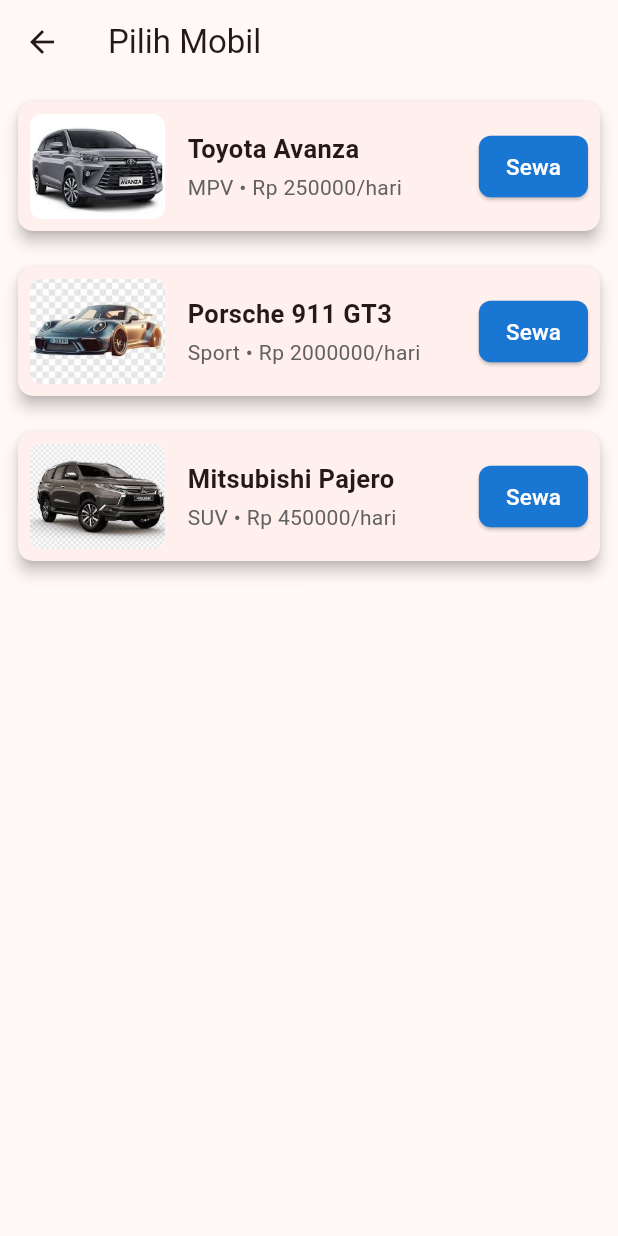
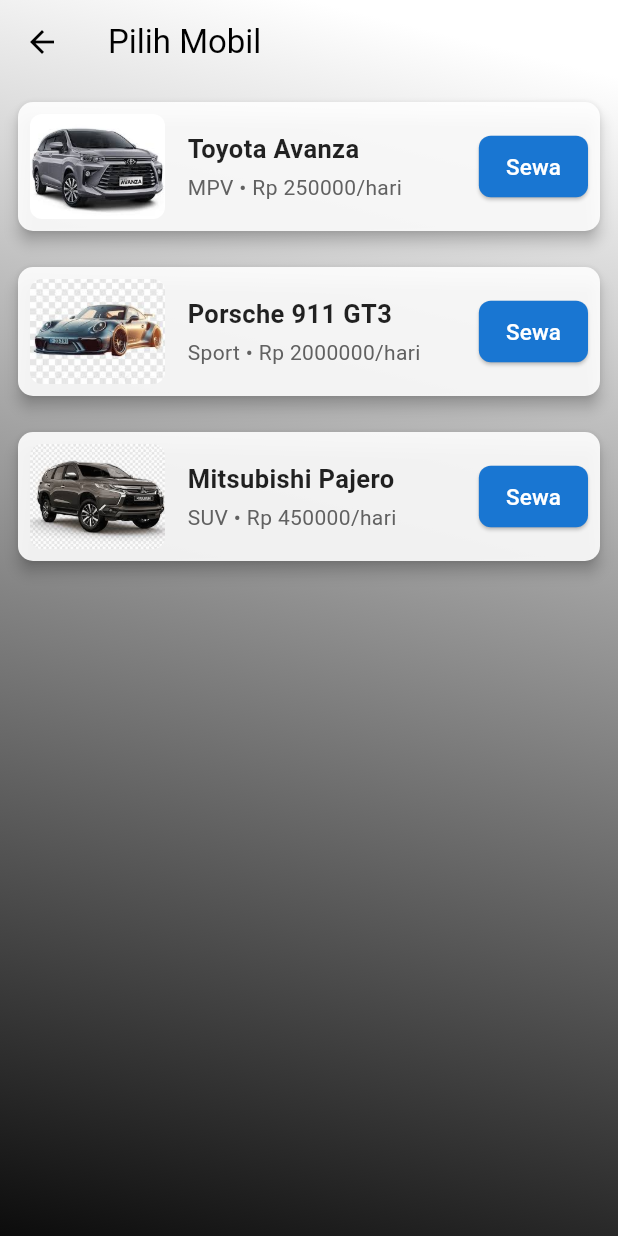
Before and after one commit to riooctavianm25/riooctavianm25-utspam_C3_B_0037., a Flutter app: the DaftarCar screen opened directly with empty values, on a phone screen of 412 x 824 dp. Run offline on Flutter 3.47's test engine with Material 3 defaults, Android fonts, the phone set to English and light mode, and no system bars; our stand-ins replace sqflite; accounts and stored records are empty.

Commit message:
update carlist

```diff
--- a/lib/page/home/car/carList_screen.dart
+++ b/lib/page/home/car/carList_screen.dart
@@ -34,10 +34,29 @@
   @override
   Widget build(BuildContext context) {
     return Scaffold(
+      // --- PENYESUAIAN APPBAR AGAR GRADIENT TERLIHAT ---
       appBar: AppBar(
-        title: const Text("Pilih Mobil"),
+        title: const Text("Pilih Mobil", style: TextStyle(color: Color.fromARGB(255, 0, 0, 0))), // Judul putih
+        backgroundColor: Colors.transparent, // Latar belakang transparan
+        elevation: 0, // Tanpa shadow
+        iconTheme: const IconThemeData(color: Color.fromARGB(255, 1, 1, 1)), // Tombol back jadi putih
       ),
-      body: ListView.builder(
+      extendBodyBehindAppBar: true, // Membuat body meluas ke belakang appbar
+      // --- PENAMBAHAN TEMA GRADIENT PADA BODY ---
+      body: Container(
+        decoration: const BoxDecoration(
+          gradient: LinearGradient(
+            colors: [
+              Color.fromARGB(255, 255, 255, 255), // Putih di atas
+              Color.fromARGB(255, 12, 12, 12),     // Hitam di bawah
+            ],
+            begin: Alignment.topCenter,
+            end: Alignment.bottomLeft,
+          ),
+        ),
+        // Pastikan kontennya di dalam SafeArea agar tidak tertutup status bar
+        child: SafeArea(
+          child: ListView.builder(
             itemCount: dummycar.length,
             itemBuilder: (context, index) {
               final car = dummycar[index];
@@ -46,6 +65,8 @@
                 margin: const EdgeInsets.all(12),
                 elevation: 4,
                 shape: RoundedRectangleBorder(borderRadius: BorderRadius.circular(10)),
+                // Card perlu warna agar tidak "bolong" dan kontras dengan gradient
+                color: Colors.white.withOpacity(0.9), // Sedikit transparan putih
                 child: InkWell(
                   // Opsi 1: Klik Card juga bisa pindah (Opsional)
                   onTap: () {
@@ -68,7 +89,7 @@
                             width: 90,
                             height: 70,
                             fit: BoxFit.cover,
-                        errorBuilder: (ctx, error, stack) => const Icon(Icons.car_rental, size: 70),
+                            errorBuilder: (ctx, error, stack) => const Icon(Icons.car_rental, size: 70, color: Colors.grey),
                           ),
                         ),
                         const SizedBox(width: 15),
@@ -82,7 +103,8 @@
                                 car.nama,
                                 style: const TextStyle(
                                   fontSize: 17,
-                              fontWeight: FontWeight.bold
+                                  fontWeight: FontWeight.bold,
+                                  color: Colors.black87, // Ubah warna teks agar terlihat
                                 ),
                               ),
                               const SizedBox(height: 4),
@@ -126,6 +148,8 @@
               );
             },
           ),
+        ),
+      ),
     );
   }
 }
```
Lines whose indentation alone changed are shown as unchanged.
